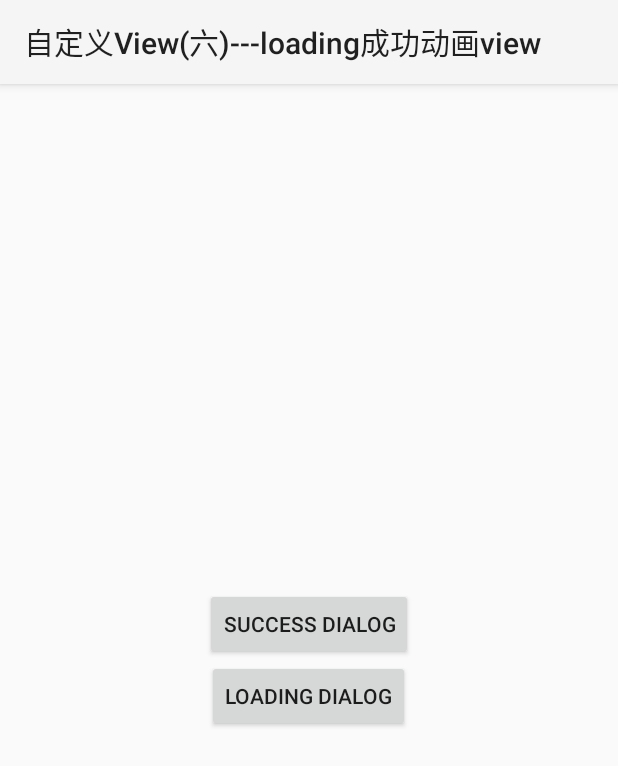
After one commit to huangyula/CustomView, an Android app: the LoadSuccessViewActivity screen opened directly, with no data from a screen before it, on a phone screen of 412 x 824 dp. The commit adds this screen. Shown: the top 766 px of the screen. Run offline under Robolectric (Android 15) with nearby library versions, the phone set to English and light mode, and no system bars.

Commit message:
loadingView

```diff
--- a/app/src/main/AndroidManifest.xml
+++ b/app/src/main/AndroidManifest.xml
@@ -42,6 +42,8 @@
         <activity android:name=".activity.PanelViewActivity"
                   android:label="自定义View(五)---仪表盘">
         </activity>
+        <activity android:name=".activity.LoadSuccessViewActivity"
+                  android:label="自定义View(六)---loading成功动画view"></activity>
 
 
     </application>
--- /dev/null
+++ b/app/src/main/java/com/hy/customview/activity/LoadSuccessViewActivity.java
@@ -0,0 +1,38 @@
+package com.hy.customview.activity;
+
+import android.os.Bundle;
+import android.support.v7.app.AlertDialog;
+import android.support.v7.app.AppCompatActivity;
+import android.view.View;
+
+import com.hy.customview.R;
+import com.hy.customview.view.SuccessView;
+
+public class LoadSuccessViewActivity extends AppCompatActivity {
+    private SuccessView mSuccessView;
+    @Override
+    protected void onCreate(Bundle savedInstanceState) {
+        super.onCreate(savedInstanceState);
+        setContentView(R.layout.activity_loading_success);
+
+
+    }
+
+    public void successDialog(View v){
+        new AlertDialog.Builder(this).setView(R.layout.layout).setNegativeButton("OK",null).create().show();
+    }
+
+    public void loadingDialog(View v) {
+        View view = View.inflate(this, R.layout.view_dialog, null);
+        AlertDialog dialog = new AlertDialog.Builder(this).setView(view).create();
+        dialog.getWindow().setLayout(dip2px(400), dip2px(200));
+        dialog.show();
+    }
+
+
+
+    public int dip2px(float dipValue) {
+        final float scale = getResources().getDisplayMetrics().density;
+        return (int) (dipValue * scale + 0.5f);
+    }
+}
--- /dev/null
+++ b/app/src/main/res/layout/activity_loading_success.xml
@@ -0,0 +1,25 @@
+<?xml version="1.0" encoding="utf-8"?>
+<LinearLayout
+    xmlns:android="http://schemas.android.com/apk/res/android"
+    xmlns:tools="http://schemas.android.com/tools"
+    android:orientation="vertical"
+    android:layout_width="match_parent"
+    android:layout_height="match_parent"
+    android:paddingLeft="@dimen/activity_horizontal_margin"
+    android:paddingRight="@dimen/activity_horizontal_margin"
+    android:paddingTop="@dimen/activity_vertical_margin"
+    android:paddingBottom="@dimen/activity_vertical_margin"
+    android:gravity="center"
+    tools:context="com.wingsofts.loadingview.MainActivity">
+<Button
+    android:onClick="successDialog"
+    android:text="success dialog"
+    android:layout_width="wrap_content"
+    android:layout_height="wrap_content" />
+  <Button
+      android:onClick="loadingDialog"
+      android:text="loading dialog"
+      android:layout_width="wrap_content"
+      android:layout_height="wrap_content"
+      />
+</LinearLayout>
--- a/app/src/main/res/layout/activity_main.xml
+++ b/app/src/main/res/layout/activity_main.xml
@@ -39,5 +39,11 @@
         android:text="自定义View---仪表盘"
         android:onClick="onPanelView"
         />
+    <Button
+        android:layout_width="match_parent"
+        android:layout_height="wrap_content"
+        android:text="自定义View---loading成功动画view"
+        android:onClick="onSuccessView"
+        />
 
 </LinearLayout>
```
Also changed, not shown: app/src/main/java/com/hy/customview/MainActivity.java (+7 -0 lines), app/src/main/java/com/hy/customview/view/MaterialLoadingView.java (added, +111 -0 lines), app/src/main/java/com/hy/customview/view/SuccessView.java (added, +195 -0 lines), app/src/main/res/layout/layout.xml (added, +11 -0 lines), app/src/main/res/layout/view_dialog.xml (added, +11 -0 lines), 23 other files.
